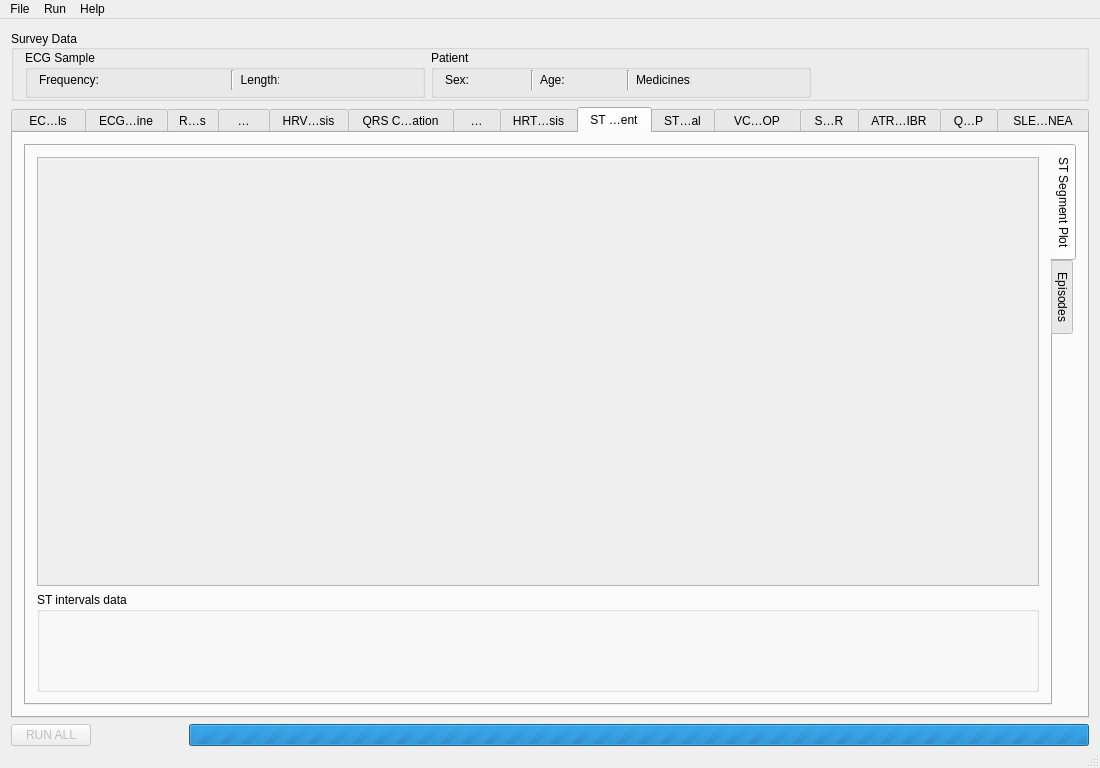
Above: EKG/Views/airecgmain.ui from qwerty90/ProjektEKG before the change. Below: the same form after it.
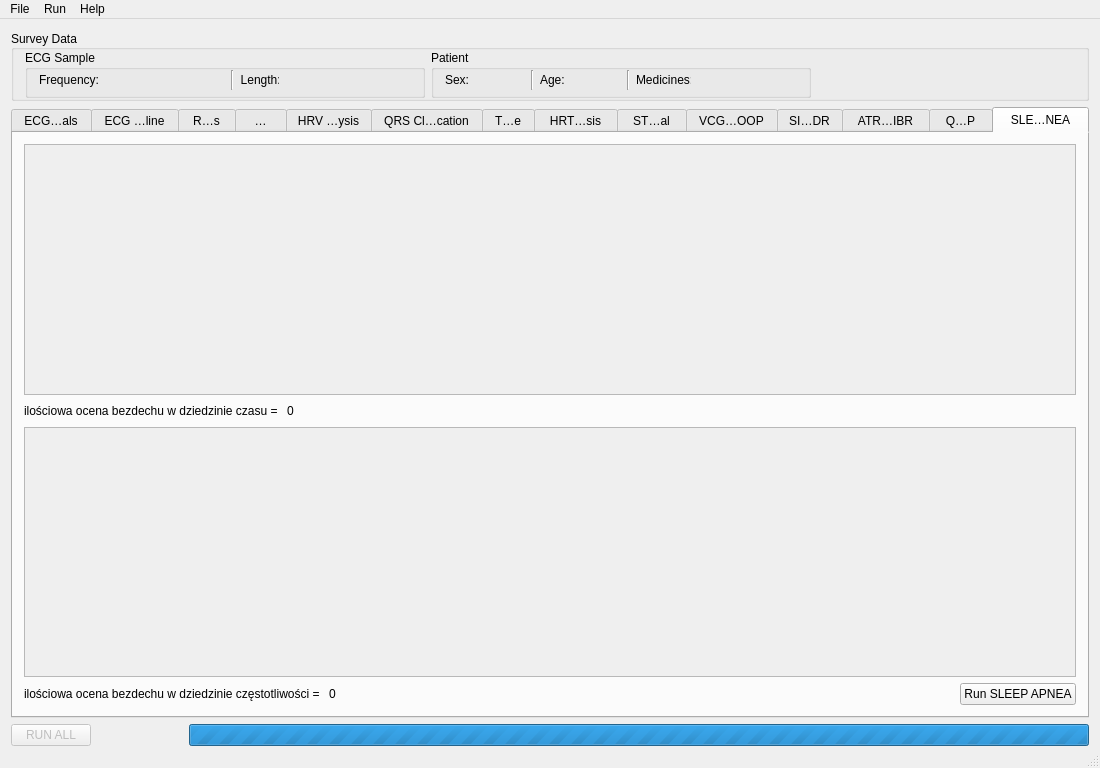
That is the form after the change. The open tabs and pages were chosen to show the change. Icons and pictures are not drawn.

Patch:
```diff
--- a/EKG/Views/airecgmain.ui
+++ b/EKG/Views/airecgmain.ui
@@ -2660,83 +2660,6 @@
           </item>
          </layout>
         </widget>
-        <widget class="QWidget" name="st">
-         <attribute name="title">
-          <string>ST Segment</string>
-         </attribute>
-         <layout class="QHBoxLayout" name="horizontalLayout_11">
-          <item>
-           <widget class="QTabWidget" name="tabWidget_2">
-            <property name="tabPosition">
-             <enum>QTabWidget::East</enum>
-            </property>
-            <property name="currentIndex">
-             <number>1</number>
-            </property>
-            <widget class="QWidget" name="tab">
-             <attribute name="title">
-              <string>ST Segment Plot</string>
-             </attribute>
-             <layout class="QVBoxLayout" name="verticalLayout_29">
-              <item>
-               <widget class="QScrollArea" name="stIntervalArea">
-                <property name="sizePolicy">
-                 <sizepolicy hsizetype="Preferred" vsizetype="Preferred">
-                  <horstretch>0</horstretch>
-                  <verstretch>0</verstretch>
-                 </sizepolicy>
-                </property>
-                <property name="widgetResizable">
-                 <bool>true</bool>
-                </property>
-                <widget class="QWidget" name="baselinedAreaContent_2">
-                 <property name="geometry">
-                  <rect>
-                   <x>0</x>
-                   <y>0</y>
-                   <width>98</width>
-                   <height>28</height>
-                  </rect>
-                 </property>
-                </widget>
-               </widget>
-              </item>
-              <item>
-               <widget class="QGroupBox" name="groupBox_3">
-                <property name="sizePolicy">
-                 <sizepolicy hsizetype="Preferred" vsizetype="Minimum">
-                  <horstretch>0</horstretch>
-                  <verstretch>0</verstretch>
-                 </sizepolicy>
-                </property>
-                <property name="minimumSize">
-                 <size>
-                  <width>0</width>
-                  <height>100</height>
-                 </size>
-                </property>
-                <property name="maximumSize">
-                 <size>
-                  <width>16777215</width>
-                  <height>100</height>
-                 </size>
-                </property>
-                <property name="title">
-                 <string>ST intervals data</string>
-                </property>
-               </widget>
-              </item>
-             </layout>
-            </widget>
-            <widget class="QWidget" name="tab_4">
-             <attribute name="title">
-              <string>Episodes</string>
-             </attribute>
-            </widget>
-           </widget>
-          </item>
-         </layout>
-        </widget>
         <widget class="QWidget" name="st_interval">
          <attribute name="title">
           <string>ST Interval</string>
@@ -2747,7 +2670,7 @@
             <item>
              <layout class="QVBoxLayout" name="verticalLayout_32">
               <item>
-               <widget class="QScrollArea" name="scrollArea">
+               <widget class="QScrollArea" name="stIntervalArea">
                 <property name="minimumSize">
                  <size>
                   <width>0</width>
@@ -3858,18 +3781,42 @@
                <x>0</x>
                <y>0</y>
                <width>1054</width>
-               <height>249</height>
+               <height>254</height>
               </rect>
              </property>
             </widget>
            </widget>
           </item>
           <item>
-           <widget class="QLabel" name="label_26">
-            <property name="text">
-             <string>ilościowa ocena bezdechu w dziedzinie czasu = 0</string>
-            </property>
-           </widget>
+           <layout class="QHBoxLayout" name="horizontalLayout_11">
+            <item>
+             <widget class="QLabel" name="label_20">
+              <property name="text">
+               <string>ilościowa ocena bezdechu w dziedzinie czasu = </string>
+              </property>
+             </widget>
+            </item>
+            <item>
+             <widget class="QLabel" name="sleepcnt">
+              <property name="text">
+               <string>0</string>
+              </property>
+             </widget>
+            </item>
+            <item>
+             <spacer name="horizontalSpacer_24">
+              <property name="orientation">
+               <enum>Qt::Horizontal</enum>
+              </property>
+              <property name="sizeHint" stdset="0">
+               <size>
+                <width>40</width>
+                <height>20</height>
+               </size>
+              </property>
+             </spacer>
+            </item>
+           </layout>
           </item>
           <item>
            <widget class="QScrollArea" name="scrollArea_5">
@@ -3882,21 +3829,28 @@
                <x>0</x>
                <y>0</y>
                <width>1054</width>
-               <height>248</height>
+               <height>253</height>
               </rect>
              </property>
             </widget>
            </widget>
           </item>
           <item>
-           <widget class="QLabel" name="label_27">
-            <property name="text">
-             <string>ilościowa ocena bezdechu w dziedzinie częstotliwości = 0</string>
-            </property>
-           </widget>
-          </item>
-          <item>
-           <layout class="QHBoxLayout" name="horizontalLayout_31">
+           <layout class="QHBoxLayout" name="horizontalLayout_41">
+            <item>
+             <widget class="QLabel" name="label_27">
+              <property name="text">
+               <string>ilościowa ocena bezdechu w dziedzinie częstotliwości = </string>
+              </property>
+             </widget>
+            </item>
+            <item>
+             <widget class="QLabel" name="sleepcntfrequence">
+              <property name="text">
+               <string>0</string>
+              </property>
+             </widget>
+            </item>
             <item>
              <spacer name="horizontalSpacer_17">
               <property name="orientation">
```
Left out of the diff: 102 changed lines with no effect on the pictures.
